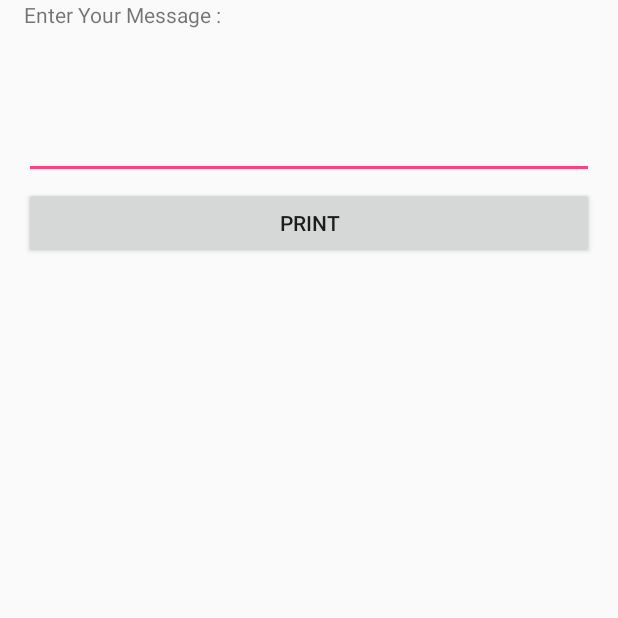
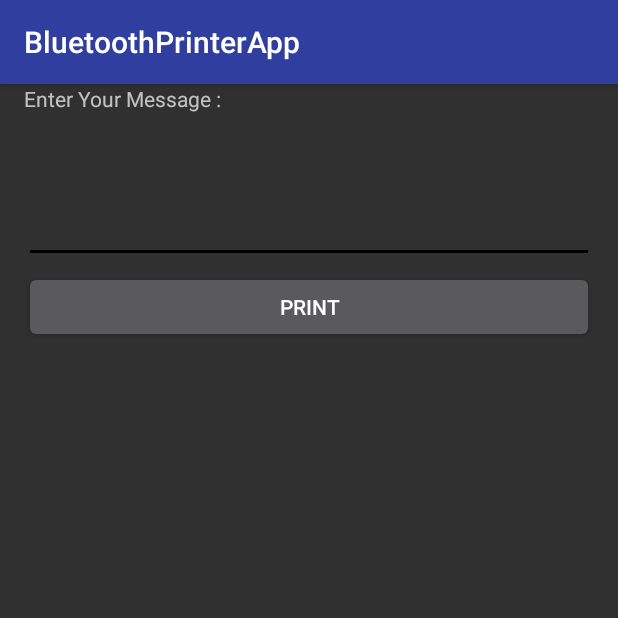
Before and after one commit to TeodorKostadinov/BluetoothPrinterApp, an Android app: the screen it shows after launch (MainActivity), on a phone screen of 412 x 824 dp, the top half of it. Run offline under Robolectric (Android 15) with nearby library versions, the phone set to English and light mode, and no system bars.

Commit message:
theme color changed

```diff
--- a/BluetoothPrinterApp/app/src/main/java/com/inveitix/bluetoothprinterapp/BTDeviceList.java
+++ b/BluetoothPrinterApp/app/src/main/java/com/inveitix/bluetoothprinterapp/BTDeviceList.java
@@ -18,6 +18,7 @@
 import android.view.View;
 import android.widget.ArrayAdapter;
 import android.widget.ListView;
+import android.widget.TextView;
 import android.widget.Toast;
 
 public class BTDeviceList extends ListActivity {
@@ -180,7 +181,6 @@
                                 if (btDeviceList.contains(device) == false) {
 
                                     btDevices.add(device);
-
                                     mArrayAdapter.add(device.getName() + "\n"
                                             + device.getAddress());
                                     mArrayAdapter.notifyDataSetInvalidated();
--- a/BluetoothPrinterApp/app/src/main/res/values/styles.xml
+++ b/BluetoothPrinterApp/app/src/main/res/values/styles.xml
@@ -1,7 +1,7 @@
 <resources>
 
     <!-- Base application theme. -->
-    <style name="AppTheme" parent="Base.Theme.AppCompat.Light.DarkActionBar">
+    <style name="AppTheme" parent="Base.ThemeOverlay.AppCompat.Dark.ActionBar">
         <!-- Customize your theme here. -->
         <item name="colorPrimary">@color/colorPrimary</item>
         <item name="colorPrimaryDark">@color/colorPrimaryDark</item>
```
